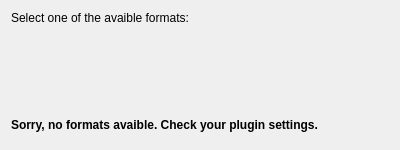
Before: the Qt Designer form collector/ui/designer/im_export.ui in arielvb/collector, drawn with Qt 5.
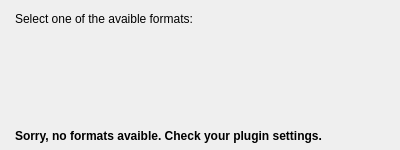
After: the same form once the commit is applied.

Commit message: Improve ui look an fell

```diff
--- a/collector/ui/designer/im_export.ui
+++ b/collector/ui/designer/im_export.ui
@@ -29,6 +29,18 @@
    <string>Dialog</string>
   </property>
   <layout class="QVBoxLayout" name="verticalLayout">
+   <property name="leftMargin">
+    <number>0</number>
+   </property>
+   <property name="topMargin">
+    <number>12</number>
+   </property>
+   <property name="rightMargin">
+    <number>0</number>
+   </property>
+   <property name="bottomMargin">
+    <number>0</number>
+   </property>
    <item>
     <widget class="QLabel" name="label">
      <property name="sizePolicy">
@@ -37,6 +49,10 @@
        <verstretch>0</verstretch>
       </sizepolicy>
      </property>
+     <property name="styleSheet">
+      <string notr="true">margin-left:12px;
+margin-right:12px;</string>
+     </property>
      <property name="text">
       <string>Select one of the avaible formats:</string>
      </property>
@@ -59,12 +75,19 @@
        <bold>true</bold>
       </font>
      </property>
+     <property name="styleSheet">
+      <string notr="true">margin-left:12px;
+margin-right:12px;</string>
+     </property>
      <property name="text">
       <string>Sorry, no formats avaible. Check your plugin settings.</string>
      </property>
      <property name="wordWrap">
       <bool>true</bool>
      </property>
+     <property name="margin">
+      <number>0</number>
+     </property>
     </widget>
    </item>
   </layout>
```
The commit also changes 3 other files.
